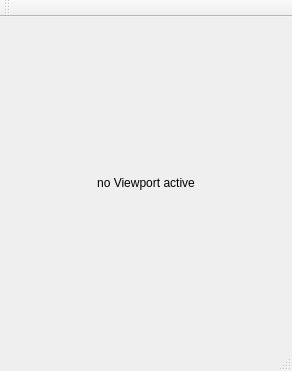
Qt form example1/mainwindow.ui (AndreaRigoni/protresi) before a commit.
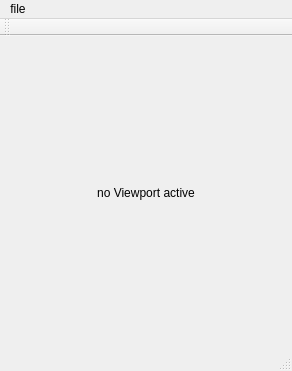
The same form after that commit.

What changed in the file:
```diff
--- a/example1/mainwindow.ui
+++ b/example1/mainwindow.ui
@@ -33,9 +33,17 @@
      <x>0</x>
      <y>0</y>
      <width>292</width>
-     <height>23</height>
+     <height>19</height>
     </rect>
    </property>
+   <widget class="QMenu" name="menuFile">
+    <property name="title">
+     <string>file</string>
+    </property>
+    <addaction name="actionLoad_DICOM"/>
+    <addaction name="actionExit"/>
+   </widget>
+   <addaction name="menuFile"/>
   </widget>
   <widget class="QToolBar" name="mainToolBar">
    <attribute name="toolBarArea">
```
Left out of the diff: 48 changed lines with no effect on the pictures.
